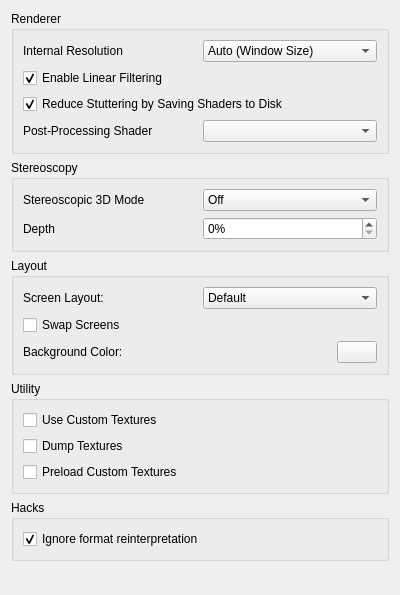
Old version of the form src/citra_qt/configuration/configure_enhancements.ui in the repository tbsp/citra-valentin.
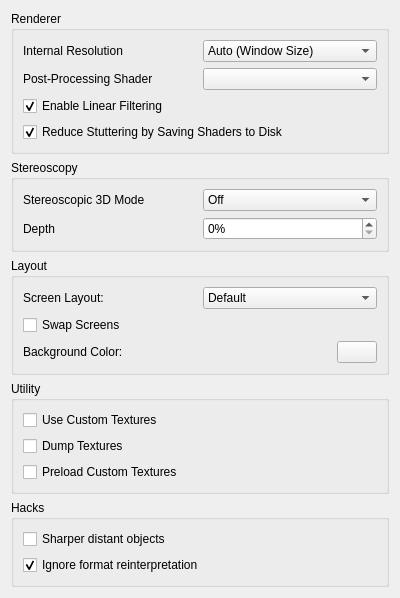
New version of the form.

Commit message: sharper distant objects

Patch:
```diff
--- a/src/citra_qt/configuration/configure_enhancements.ui
+++ b/src/citra_qt/configuration/configure_enhancements.ui
@@ -96,26 +96,6 @@
         </item>
        </layout>
       </item>
-      <item>
-       <widget class="QCheckBox" name="toggle_linear_filter">
-        <property name="text">
-         <string>Enable Linear Filtering</string>
-        </property>
-        <property name="checked">
-         <bool>true</bool>
-        </property>
-       </widget>
-      </item>
-      <item>
-       <widget class="QCheckBox" name="toggle_disk_cache">
-        <property name="text">
-         <string>Reduce Stuttering by Saving Shaders to Disk</string>
-        </property>
-        <property name="checked">
-         <bool>true</bool>
-        </property>
-       </widget>
-      </item>
       <item>
        <layout class="QHBoxLayout" name="horizontalLayout_11">
         <item>
@@ -130,6 +110,26 @@
         </item>
        </layout>
       </item>
+      <item>
+       <widget class="QCheckBox" name="toggle_linear_filter">
+        <property name="text">
+         <string>Enable Linear Filtering</string>
+        </property>
+        <property name="checked">
+         <bool>true</bool>
+        </property>
+       </widget>
+      </item>
+      <item>
+       <widget class="QCheckBox" name="toggle_disk_cache">
+        <property name="text">
+         <string>Reduce Stuttering by Saving Shaders to Disk</string>
+        </property>
+        <property name="checked">
+         <bool>true</bool>
+        </property>
+       </widget>
+      </item>
      </layout>
     </widget>
    </item>
@@ -321,6 +321,13 @@
       <string>Hacks</string>
      </property>
      <layout class="QVBoxLayout" name="verticalLayout_2">
+      <item>
+       <widget class="QCheckBox" name="sharper_distant_objects">
+        <property name="text">
+         <string>Sharper distant objects</string>
+        </property>
+       </widget>
+      </item>
       <item>
        <widget class="QCheckBox" name="ignore_format_reinterpretation">
         <property name="text">
```
The commit also changes 7 other files.
